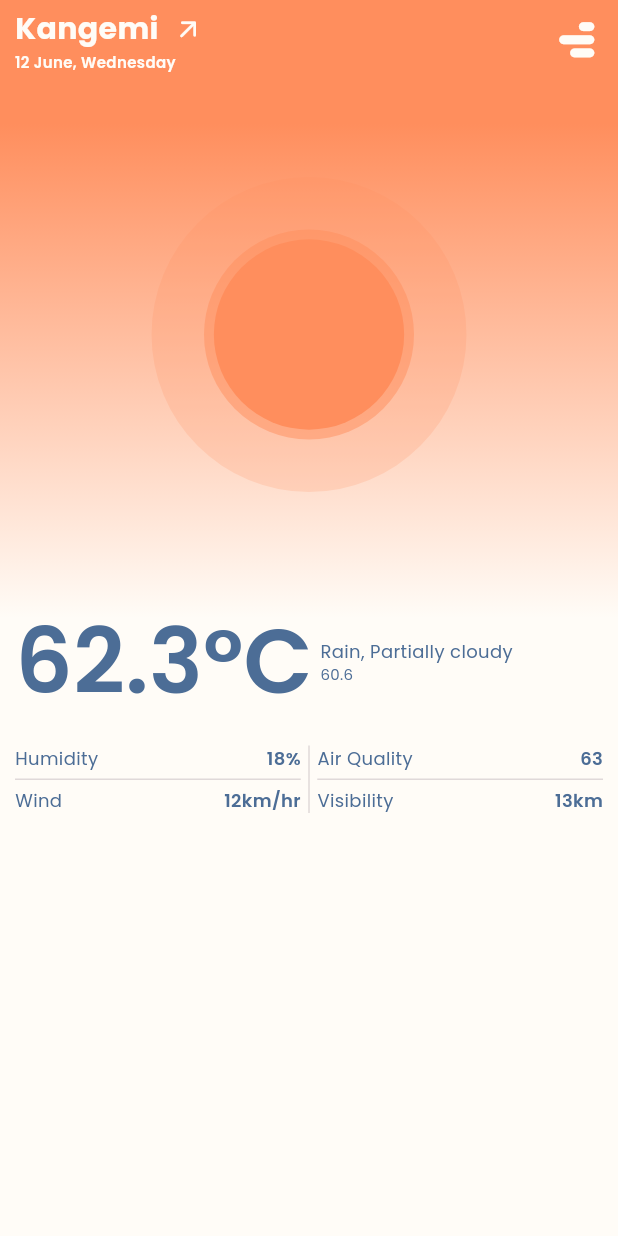
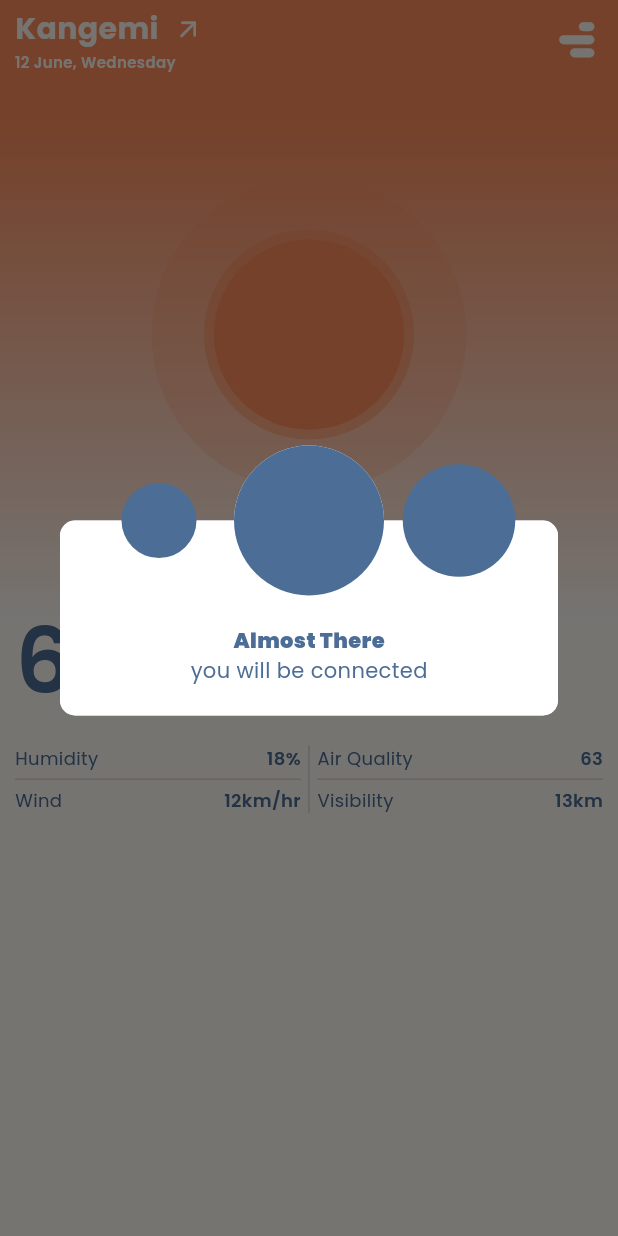
Before and after one commit to captainEdins/njeve, a Flutter app: the HomePage screen opened directly, on a phone screen of 412 x 824 dp. Run offline on Flutter 3.47's test engine with Material 3 defaults, Android fonts, the light colour scheme and no system bars; our stand-ins replace geocoding, geolocator, loading_animation_widget, lottie, permission_handler, shared_preferences and 1 more; accounts and stored records are empty.

Commit message:
i have made updates

```diff
--- /dev/null
+++ b/lib/dialog/dialogLoadWait.dart
@@ -0,0 +1,62 @@
+
+import 'package:flutter/material.dart';
+import 'package:loading_animation_widget/loading_animation_widget.dart';
+import 'package:njeve/resources/color.dart';
+
+
+class DialogLoadWait extends StatelessWidget {
+
+  @override
+  Widget build(BuildContext context) {
+        return Dialog(
+          shape: RoundedRectangleBorder(
+            borderRadius: BorderRadius.circular(10),
+          ),
+          child: Stack(
+            clipBehavior: Clip.none,
+            alignment: Alignment.topCenter,
+            children: <Widget>[
+              Container(
+                height: 130,
+                width: double.infinity,
+                decoration: BoxDecoration(
+                    gradient:  const LinearGradient(
+                        colors: [
+                          ColorList.white,
+                          ColorList.white,
+                        ]
+                    ),
+                    borderRadius: BorderRadius.circular(10)
+                ),
+                child: const Padding(
+                  padding: EdgeInsets.fromLTRB(10, 70, 10, 10),
+                  child: Column(
+                    children: [
+                      Text("Almost There",style: TextStyle(
+                        color: ColorList.textColor,
+                        fontWeight: FontWeight.w900,
+                      ),),
+                      Text("you will be connected",style: TextStyle(
+                        color: ColorList.textColor,
+                      ),),
+                    ],
+                  ),
+                ),
+              ),
+              Positioned(
+                  top: - 50,
+                  child: CircleAvatar(
+                      backgroundColor: ColorList.white,
+                      radius: 50,
+                      child: LoadingAnimationWidget.dotsTriangle(
+                        color: ColorList.textColor,
+                        size: 200,
+                      ),
+                  )
+              )
+            ],
+          ),
+        );
+      }
+
+    }
--- a/lib/pages/homePage.dart
+++ b/lib/pages/homePage.dart
@@ -1,13 +1,17 @@
+import 'dart:convert';
+
 import 'package:flutter/cupertino.dart';
 import 'package:flutter/material.dart';
-import 'package:flutter/widgets.dart';
 import 'package:geocoding/geocoding.dart';
 import 'package:geolocator/geolocator.dart';
 import 'package:intl/intl.dart';
 import 'package:lottie/lottie.dart';
 import 'package:njeve/dialog/dialogGood.dart';
+import 'package:njeve/dialog/dialogLoadWait.dart';
 import 'package:njeve/resources/color.dart';
+import 'package:njeve/resources/string.dart';
 import 'package:shared_preferences/shared_preferences.dart';
+import 'package:http/http.dart' as http;
 
 class HomePage extends StatefulWidget {
   const HomePage({super.key});
@@ -31,11 +35,10 @@ class _HomePageState extends State<HomePage> {
 
   //this are the default values as the data loads for the first time but the next time will load on cached data
 
-
   @override
   void initState() {
     super.initState();
-    getPlaceName();
+    checkLocalData();
   }
 
   @override
@@ -171,7 +174,7 @@ class _HomePageState extends State<HomePage> {
                     fontSize: 12),
               ),
               Text(
-                feel,
+                "Feels like $feel°",
                 textAlign: TextAlign.center,
                 style: const TextStyle(
                     fontWeight: FontWeight.w400,
@@ -312,7 +315,6 @@ class _HomePageState extends State<HomePage> {
     );
   }
 
-
   //get the current location
 
   Future<Position> determinePosition() async {
@@ -322,8 +324,10 @@ class _HomePageState extends State<HomePage> {
     // Test if location services are enabled.
     serviceEnabled = await Geolocator.isLocationServiceEnabled();
     if (!serviceEnabled) {
-
-      showAlertDialogGood(title: "Error!", buttonOk: buttonErrorSuccessful(takeMessage: "Error!"), message: "Location services are disabled.");
+      showAlertDialogGood(
+          title: "Error!",
+          buttonOk: buttonErrorSuccessful(takeMessage: "Error!"),
+          message: "Location services are disabled.");
       return Future.error('Location services are disabled.');
     }
 
@@ -337,7 +341,10 @@ class _HomePageState extends State<HomePage> {
         // returned true. According to Android guidelines
         // your App should show an explanatory UI now.
 
-        showAlertDialogGood(title: "Error!", buttonOk: buttonErrorSuccessful(takeMessage: "Error!"), message: "Location services are denied.");
+        showAlertDialogGood(
+            title: "Error!",
+            buttonOk: buttonErrorSuccessful(takeMessage: "Error!"),
+            message: "Location services are denied.");
 
         return Future.error('Location permissions are denied');
       }
@@ -345,8 +352,11 @@ class _HomePageState extends State<HomePage> {
 
     if (permission == LocationPermission.deniedForever) {
       // Permissions are denied forever, handle appropriately.
-      showAlertDialogGood(title: "Error!", buttonOk: buttonErrorSuccessful(takeMessage: "Error!"), message: "Location permissions are permanently denied, we cannot request permissions. Go to setting and activate the permission from there.");
-
+      showAlertDialogGood(
+          title: "Error!",
+          buttonOk: buttonErrorSuccessful(takeMessage: "Error!"),
+          message:
+              "Location permissions are permanently denied, we cannot request permissions. Go to setting and activate the permission from there.");
 
       return Future.error(
           'Location permissions are permanently denied, we cannot request permissions.');
@@ -357,12 +367,19 @@ class _HomePageState extends State<HomePage> {
     return await Geolocator.getCurrentPosition();
   }
 
-  showAlertDialogGood({required String message, required Widget buttonOk, required String title}) async {
+  showAlertDialogGood(
+      {required String message,
+      required Widget buttonOk,
+      required String title}) async {
     showDialog(
       context: context,
       barrierDismissible: false,
       builder: (BuildContext context) {
-        return DialogGood(message: message, title: title,buttons: buttonOk,);
+        return DialogGood(
+          message: message,
+          title: title,
+          buttons: buttonOk,
+        );
       },
     );
   }
@@ -381,7 +398,7 @@ class _HomePageState extends State<HomePage> {
               width: MediaQuery.of(context).size.width,
               decoration: BoxDecoration(
                 color:
-                takeMessage == 'Success!' ? ColorList.green : ColorList.red,
+                    takeMessage == 'Success!' ? ColorList.green : ColorList.red,
                 borderRadius: BorderRadius.circular(10),
               ),
               child: const Text(
@@ -399,19 +416,54 @@ class _HomePageState extends State<HomePage> {
     );
   }
 
-
   //convert the lat and long to name address
 
   getPlaceName() async {
-    Position position = await determinePosition();
+    showAlertDialog();
 
-    final latitude = position.latitude;
-    final longitude = position.longitude;
+    try {
 
-    List<Placemark> placeMarks = await placemarkFromCoordinates(latitude, longitude);
 
-    print(placeMarks);
+      Position position = await determinePosition();
 
+      final latitude = position.latitude;
+      final longitude = position.longitude;
+
+      List<Placemark> placeMarks = await placemarkFromCoordinates(latitude, longitude);
+
+
+      final countryName = placeMarks[0].country;
+      final placeName =  placeMarks[0].subLocality;
+      print(countryName);
+      print(placeName);
+
+      setState(() {
+        region = placeName.toString();
+      });
+
+
+      Map<String, String> data = {
+        'unitGroup': 'us',
+        'key': Strings.key,
+      };
+
+
+      final getUrl = Uri.parse('https://weather.visualcrossing.com/VisualCrossingWebServices/rest/services/timeline/${placeName.toString()} ${countryName.toString()}%2CK');
+
+      print(getUrl);
+
+      final uri = getUrl.replace(queryParameters: data);
+
+      var response = await http.get(uri);
+
+      var jsonResponse = json.decode(response.body.toString());
+
+      print(jsonResponse);
+
+
+    } catch (error) {
+     print(error);
+    }
   }
 
   //get the current location
@@ -422,13 +474,22 @@ class _HomePageState extends State<HomePage> {
     final prefs = await SharedPreferences.getInstance();
     final getForecast = prefs.getString('data') ?? '';
 
-    if(getForecast.isEmpty){
+    if (getForecast.isEmpty) {
+      getPlaceName();
+    }else{
 
     }
   }
 
-  fetchDataFromAPI(){
+  fetchDataFromAPI() {}
 
+  showAlertDialog() async {
+    showDialog(
+      context: context,
+      barrierDismissible: false,
+      builder: (BuildContext context) {
+        return DialogLoadWait();
+      },
+    );
   }
-
 }
--- a/lib/resources/string.dart
+++ b/lib/resources/string.dart
@@ -1,3 +1,4 @@
 class Strings {
   static const String appName = "Njeve";
+  static const String key = "TURRDRRQ9UP5GZZ79YTSG8PMF";
 }
--- a/pubspec.yaml
+++ b/pubspec.yaml
@@ -42,6 +42,8 @@ dependencies:
   intl: ^0.17.0
   lottie: ^1.2.1
   geocoding: ^3.0.0
+  http: ^0.13.5
+  loading_animation_widget: ^1.2.0+2
 
 dev_dependencies:
   flutter_test:
```
Also changed, not shown: pubspec.lock.
